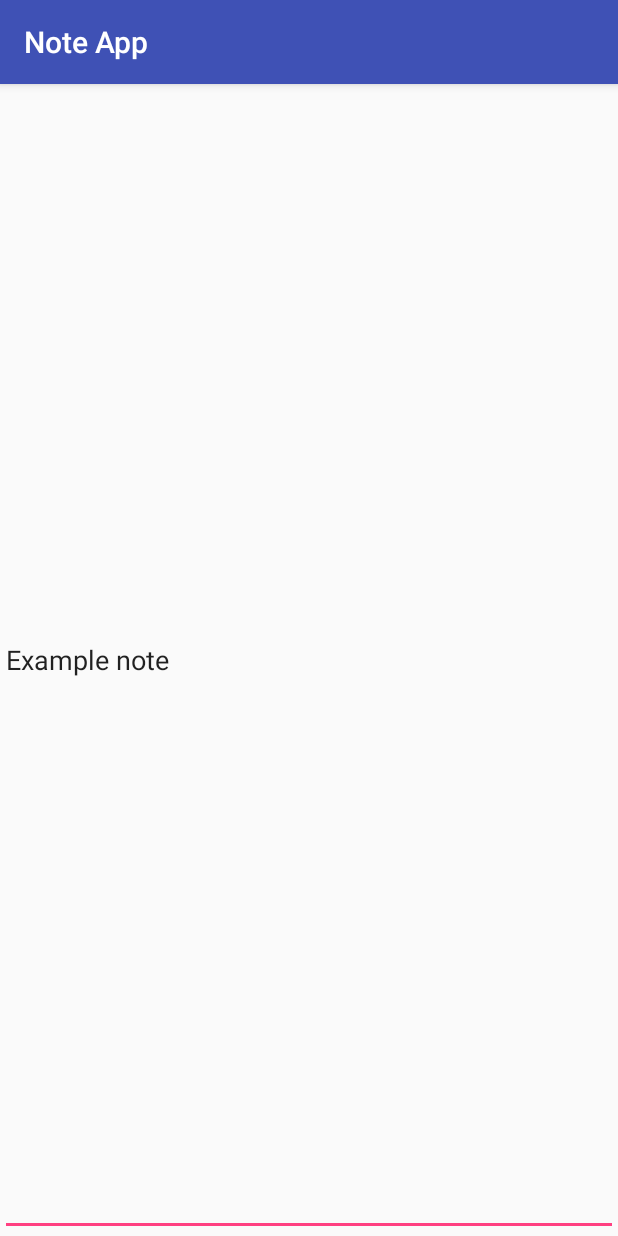
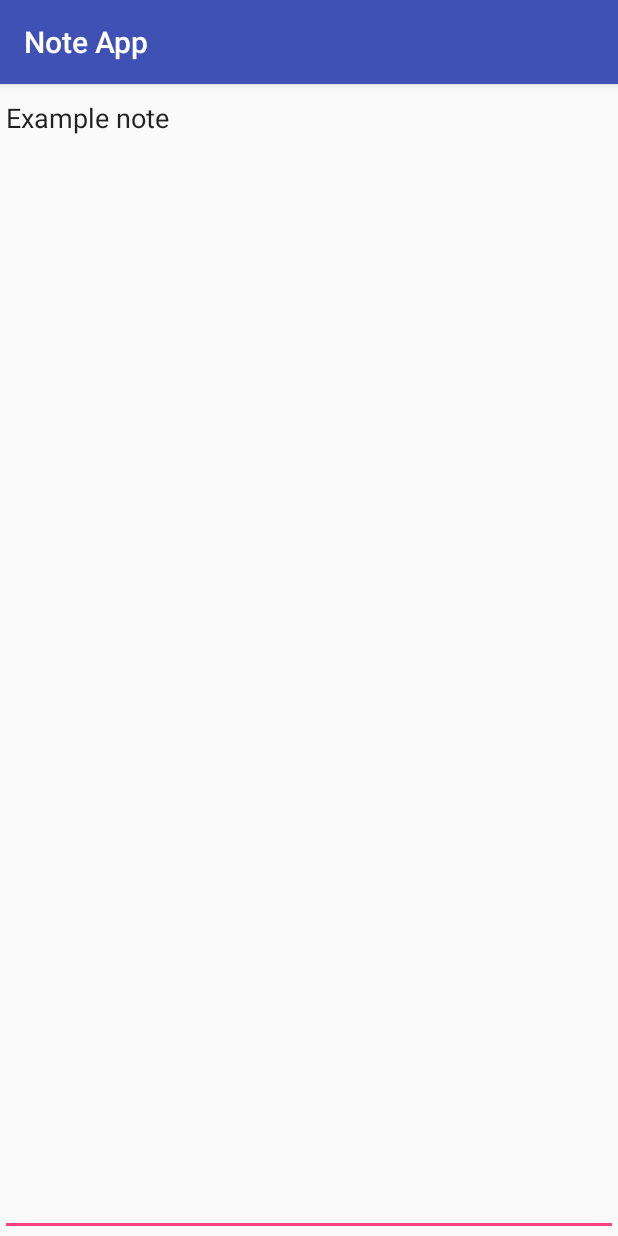
Before and after one commit to macintorch/android-note-app, an Android app: the screen it shows after launch (NoteEditorActivity), after a tap on "Example note", on a phone screen of 412 x 824 dp. Run offline under Robolectric (Android 15) with nearby library versions, the phone set to English and light mode, and no system bars.

```diff
--- a/app/src/main/java/ainor/com/my/noteapp/MainActivity.java
+++ b/app/src/main/java/ainor/com/my/noteapp/MainActivity.java
@@ -35,6 +35,8 @@ public class MainActivity extends AppCompatActivity {
 
     static ArrayList<String> notes = new ArrayList<>();
 
+    static ArrayAdapter arrayAdapter;
+
 
 
     @Override
@@ -46,7 +48,7 @@ public class MainActivity extends AppCompatActivity {
 
         notes.add("Example note");
 
-        ArrayAdapter arrayAdapter = new ArrayAdapter(this, android.R.layout.simple_list_item_1, notes);
+        arrayAdapter = new ArrayAdapter(this, android.R.layout.simple_list_item_1, notes);
 
         listView.setAdapter(arrayAdapter);
 
--- a/app/src/main/java/ainor/com/my/noteapp/NoteEditorActivity.java
+++ b/app/src/main/java/ainor/com/my/noteapp/NoteEditorActivity.java
@@ -3,6 +3,8 @@ package ainor.com.my.noteapp;
 import android.content.Intent;
 import android.support.v7.app.AppCompatActivity;
 import android.os.Bundle;
+import android.text.Editable;
+import android.text.TextWatcher;
 import android.widget.EditText;
 
 public class NoteEditorActivity extends AppCompatActivity {
@@ -17,10 +19,32 @@ public class NoteEditorActivity extends AppCompatActivity {
 
         Intent intent = getIntent();
 
-        int noteId = intent.getIntExtra("noteId", -1);
+        final int noteId = intent.getIntExtra("noteId", -1);
 
         if (noteId != -1) {
             editText.setText(MainActivity.notes.get(noteId));
         }
+
+
+        editText.addTextChangedListener(new TextWatcher() {
+            @Override
+            public void beforeTextChanged(CharSequence charSequence, int i, int i1, int i2) {
+
+            }
+
+            @Override
+            public void onTextChanged(CharSequence charSequence, int i, int i1, int i2) {
+
+                MainActivity.notes.set(noteId, String.valueOf(charSequence));
+
+                MainActivity.arrayAdapter.notifyDataSetChanged();
+
+            }
+
+            @Override
+            public void afterTextChanged(Editable editable) {
+
+            }
+        });
     }
 }
--- a/app/src/main/res/layout/activity_note_editor.xml
+++ b/app/src/main/res/layout/activity_note_editor.xml
@@ -14,5 +14,6 @@
         android:ems="10"
         android:layout_alignParentTop="true"
         android:layout_alignParentStart="true"
-        android:id="@+id/editText"/>
+        android:id="@+id/editText"
+        android:gravity="top|left"/>
 </RelativeLayout>
```
